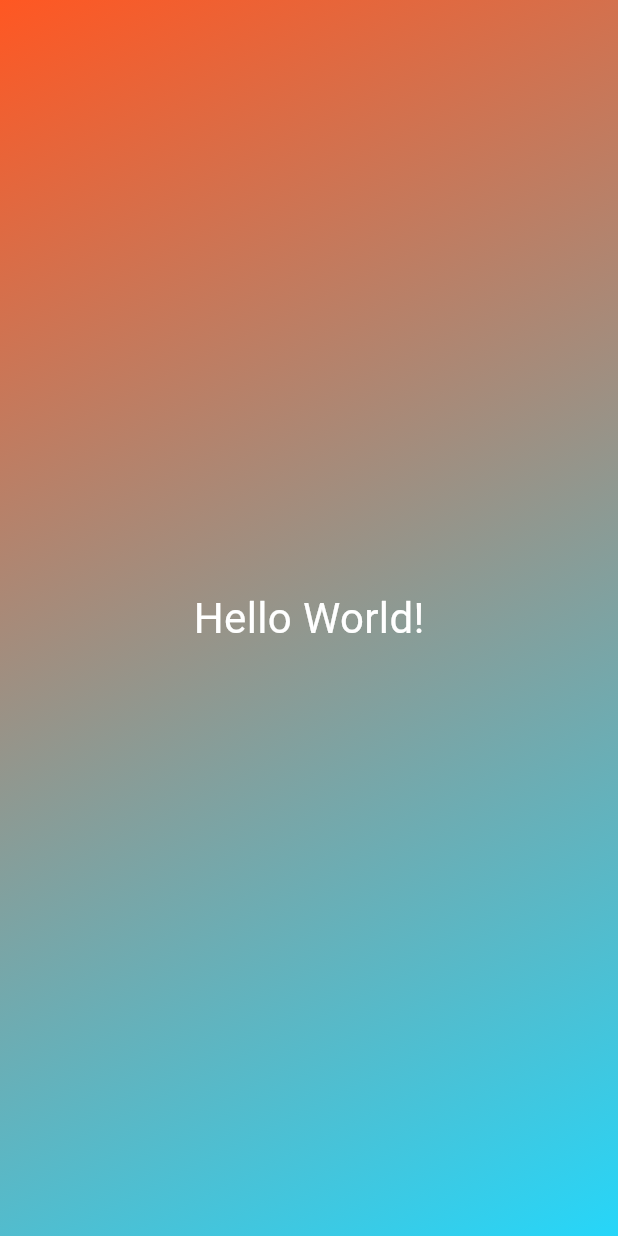
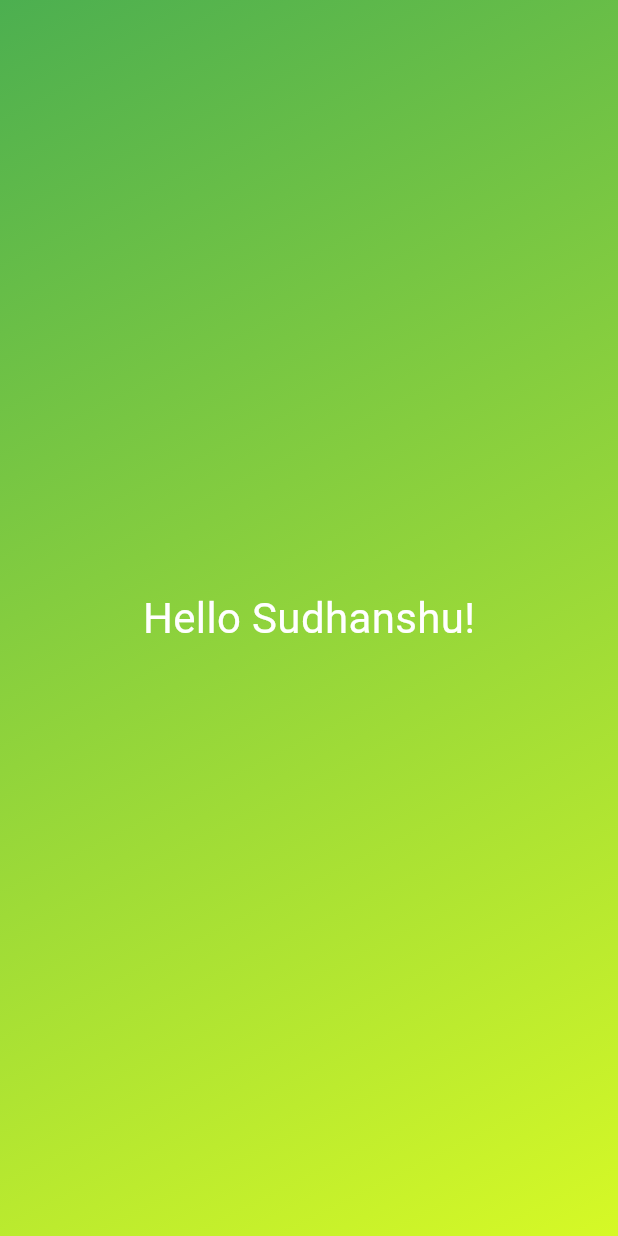
Before and after one commit to gitsudhanshur/flutterApp, a Flutter app: the screen it shows after launch, on a phone screen of 412 x 824 dp. Run offline on Flutter 3.47's test engine with Material 3 defaults, Android fonts, the phone set to English and light mode, and no system bars.

Commit message:
first commit

```diff
--- a/lib/gradient_container.dart
+++ b/lib/gradient_container.dart
@@ -22,7 +22,7 @@ class GradientContainer extends StatelessWidget {
             ),
           ),
           child: const Center(
-            child: StyledText('Hello World!'),
+            child: StyledText('Hello Sudhanshu!'),
         ),
       );
   }
--- a/lib/main.dart
+++ b/lib/main.dart
@@ -7,8 +7,8 @@ void main() {
     const MaterialApp(
       home: Scaffold(
         body: GradientContainer(
-          Colors.deepOrange,
-          Color.fromARGB(255, 38, 214, 249),
+          Colors.green,
+          Color.fromARGB(255, 214, 249, 38),
         ),
       ),
     ),
```
